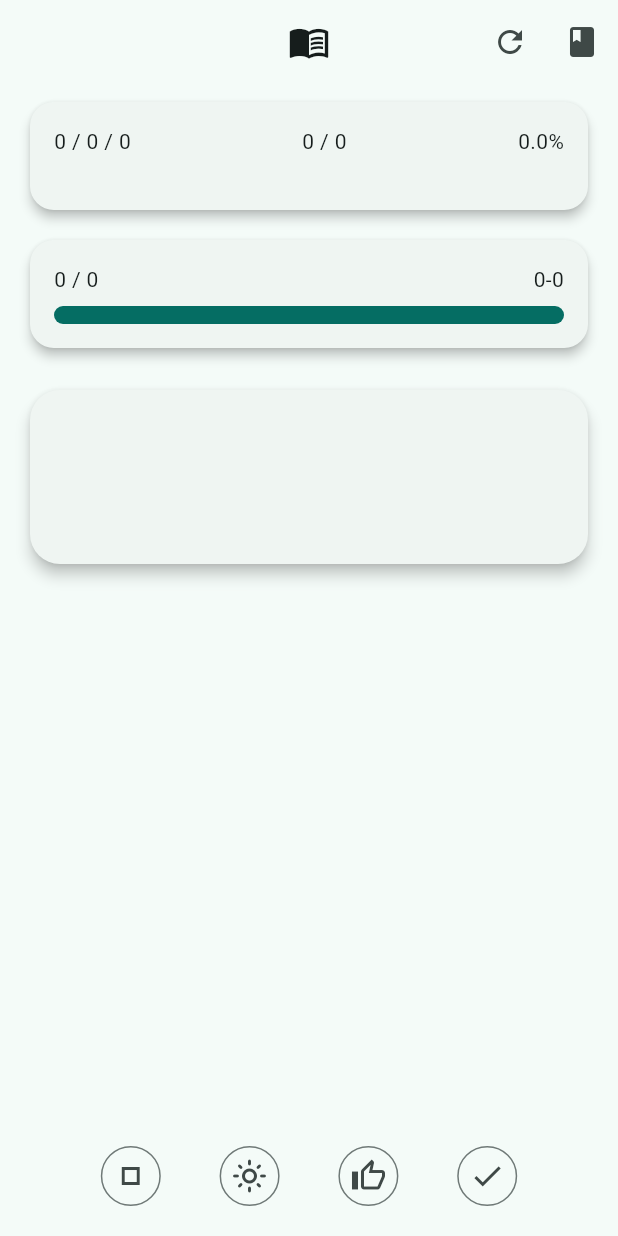
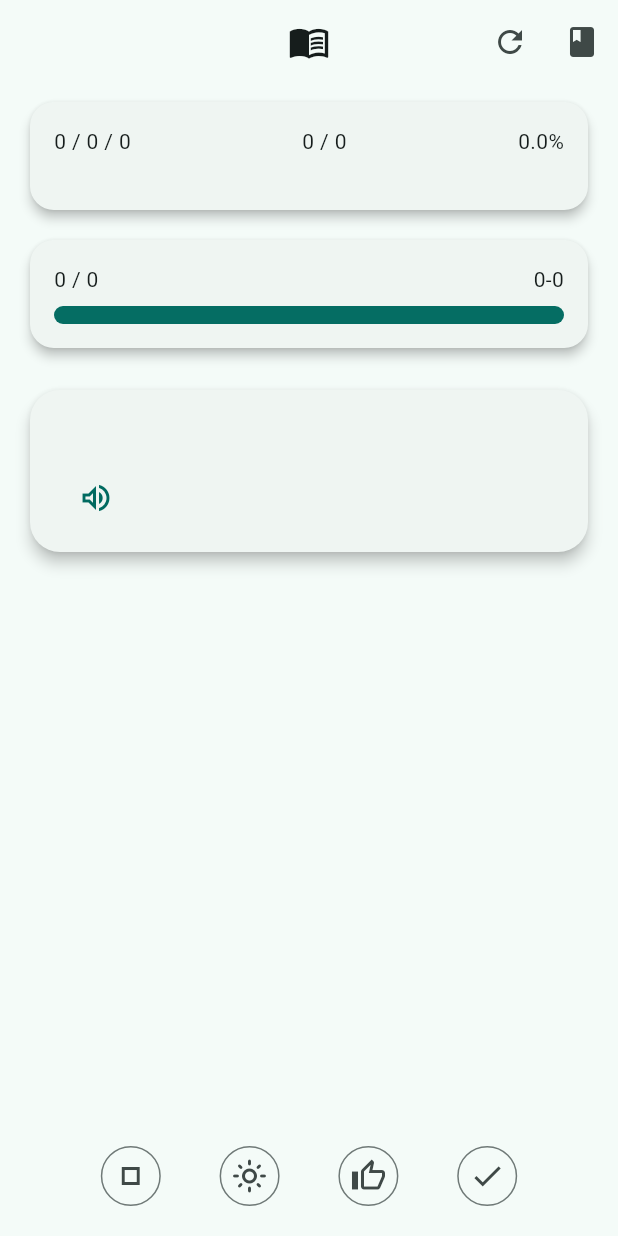
Before and after one commit to lihongbin99/english_words, a Flutter app: the screen it shows after launch, on a phone screen of 412 x 824 dp. Run offline on Flutter 3.47's test engine with Material 3 defaults, Android fonts, the phone set to English and light mode, and no system bars; our stand-ins replace flutter_tts, sqflite; accounts and stored records are empty.

Commit message:
增加tts

```diff
--- a/lib/main.dart
+++ b/lib/main.dart
@@ -1,4 +1,5 @@
 import 'package:flutter/material.dart';
+import 'package:flutter_tts/flutter_tts.dart';
 import 'database_helper.dart';
 import 'word_book.dart';
 
@@ -29,6 +30,8 @@ class WordLearningPage extends StatefulWidget {
 }
 
 class _WordLearningPageState extends State<WordLearningPage> {
+  FlutterTts flutterTts = FlutterTts();
+
   int _day = 0;
   String _reciteType = "recite";
   // 单词总数
@@ -364,7 +367,7 @@ class _WordLearningPageState extends State<WordLearningPage> {
               elevation: 4,
               shape: RoundedRectangleBorder(borderRadius: BorderRadius.circular(20)),
               child: Padding(
-                padding: const EdgeInsets.all(20),
+                padding: const EdgeInsets.all(12),
                 child: Column(
                   crossAxisAlignment: CrossAxisAlignment.start,
                   children: [
@@ -372,8 +375,22 @@ class _WordLearningPageState extends State<WordLearningPage> {
                       onTap: () {show();},
                       child: Text(_word, style: textTheme.headlineMedium),
                     ),
-                    Text(_phonetic, style: textTheme.titleMedium?.copyWith(color: colorScheme.primary)),
-                    const SizedBox(height: 16),
+                    Row(
+                      mainAxisSize: MainAxisSize.min,
+                        mainAxisAlignment: MainAxisAlignment.start,
+                        crossAxisAlignment: CrossAxisAlignment.center,
+                      children: [
+                        Text(_phonetic, style: textTheme.titleMedium?.copyWith(color: colorScheme.primary, height: 1.0)),
+                        const SizedBox(width: 8),
+                        IconButton(
+                          icon: const Icon(Icons.volume_up_outlined, size: 24),
+                          color: colorScheme.primary,
+                          tooltip: '朗读',
+                          padding: EdgeInsets.zero,
+                          onPressed: () {flutterTts.speak(_word);},
+                        ),
+                      ],
+                    ),
                     ..._examples.map((e) => Padding(
                           padding: const EdgeInsets.symmetric(vertical: 2),
                           child: Text('• $e'),
--- a/pubspec.yaml
+++ b/pubspec.yaml
@@ -36,6 +36,7 @@ dependencies:
   cupertino_icons: ^1.0.8
   sqflite: ^2.4.2
   path: ^1.9.1
+  flutter_tts: ^4.2.3
 
 dev_dependencies:
   flutter_test:
```
Also changed, not shown: lib/word_book.dart (+26 -3 lines), pubspec.lock.
